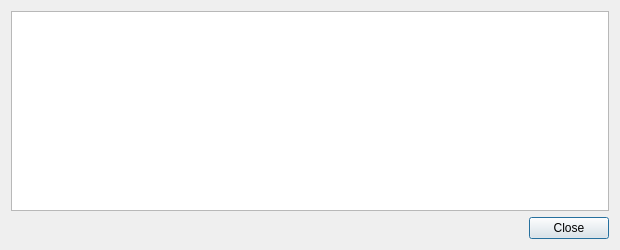
First picture: the form in src/qt/forms/transactiondescdialog.ui, repository litebitcoins/litebitcoin, before the edit.
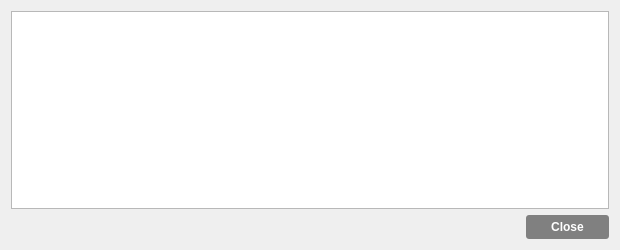
Second picture: the form after the edit. Icons and pictures are not drawn.

```diff
--- a/src/qt/forms/transactiondescdialog.ui
+++ b/src/qt/forms/transactiondescdialog.ui
@@ -13,6 +13,53 @@
   <property name="windowTitle">
    <string>Transaction details</string>
   </property>
+  <property name="styleSheet">
+   <string notr="true">QDialog#TransactionDescDialog {
+border-image: url(':/images/ltbcbg') 0 0 0 0 stretch stretch;
+}
+
+QMessageBox {
+border-image: url(':/images/lbtcendbtc') 0 0 0 0 stretch stretch;
+}
+
+QMessageBox QLabel {
+color: rgb(255, 255, 255);
+}
+
+QPushButton { /* Global Button Style */
+background-color:qlineargradient(spread:pad, cx:0.5, cy:0.5, radius:0.5, fx:0.5, fy:0.5, stop:0.494318 rgba(0, 0, 0, 118));
+border:0;
+border-radius:3px;
+color:#ffffff;
+font-size:12px;
+font-weight:bold;
+padding-left:25px;
+padding-right:25px;
+padding-top:5px;
+padding-bottom:5px;
+}
+
+QPushButton:hover {
+background-color:qlineargradient(spread:pad, cx:0.5, cy:0.5, radius:0.5, fx:0.5, fy:0.5, stop:0.494318 rgba(0, 0, 0, 171));
+}
+
+QPushButton:focus {
+border:none;
+outline:none;
+}
+
+QPushButton:pressed {
+border:1px solid #FFFFFF;
+}
+
+QComboBox { /* Dropdown Menus */
+border:1px solid #000000;
+padding: 3px 5px 3px 5px;
+background:#fcfcfc;
+min-height:25px;
+color:#818181;
+}</string>
+  </property>
   <layout class="QVBoxLayout" name="verticalLayout">
    <item>
     <widget class="QTextEdit" name="detailText">
```
